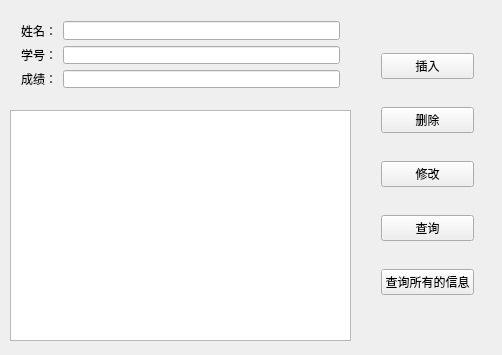
Before: the Qt Designer form widget.ui in EricLee523/Qt-MySQL, drawn with Qt 5.
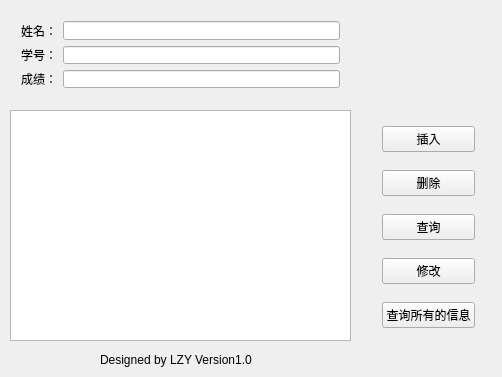
After: the same form once the commit is applied.

```diff
--- a/widget.ui
+++ b/widget.ui
@@ -7,7 +7,7 @@
     <x>0</x>
     <y>0</y>
     <width>502</width>
-    <height>355</height>
+    <height>377</height>
    </rect>
   </property>
   <property name="windowTitle">
@@ -23,6 +23,19 @@
     </rect>
    </property>
   </widget>
+  <widget class="QLabel" name="label">
+   <property name="geometry">
+    <rect>
+     <x>100</x>
+     <y>350</y>
+     <width>211</width>
+     <height>20</height>
+    </rect>
+   </property>
+   <property name="text">
+    <string>Designed by LZY Version1.0</string>
+   </property>
+  </widget>
   <widget class="QWidget" name="">
    <property name="geometry">
     <rect>
@@ -80,10 +93,10 @@
   <widget class="QWidget" name="">
    <property name="geometry">
     <rect>
-     <x>370</x>
-     <y>20</y>
+     <x>371</x>
+     <y>103</y>
      <width>115</width>
-     <height>311</height>
+     <height>251</height>
     </rect>
    </property>
    <layout class="QGridLayout" name="gridLayout_2">
@@ -102,19 +115,19 @@
      </widget>
     </item>
     <item row="2" column="0">
-     <widget class="QPushButton" name="pushButtonUpdate">
-      <property name="text">
-       <string>修改</string>
-      </property>
-     </widget>
-    </item>
-    <item row="3" column="0">
      <widget class="QPushButton" name="pushButtonSearch">
       <property name="text">
        <string>查询</string>
       </property>
      </widget>
     </item>
+    <item row="3" column="0">
+     <widget class="QPushButton" name="pushButtonUpdate">
+      <property name="text">
+       <string>修改</string>
+      </property>
+     </widget>
+    </item>
     <item row="4" column="0">
      <widget class="QPushButton" name="pushButtonSearchAll">
       <property name="text">
```
